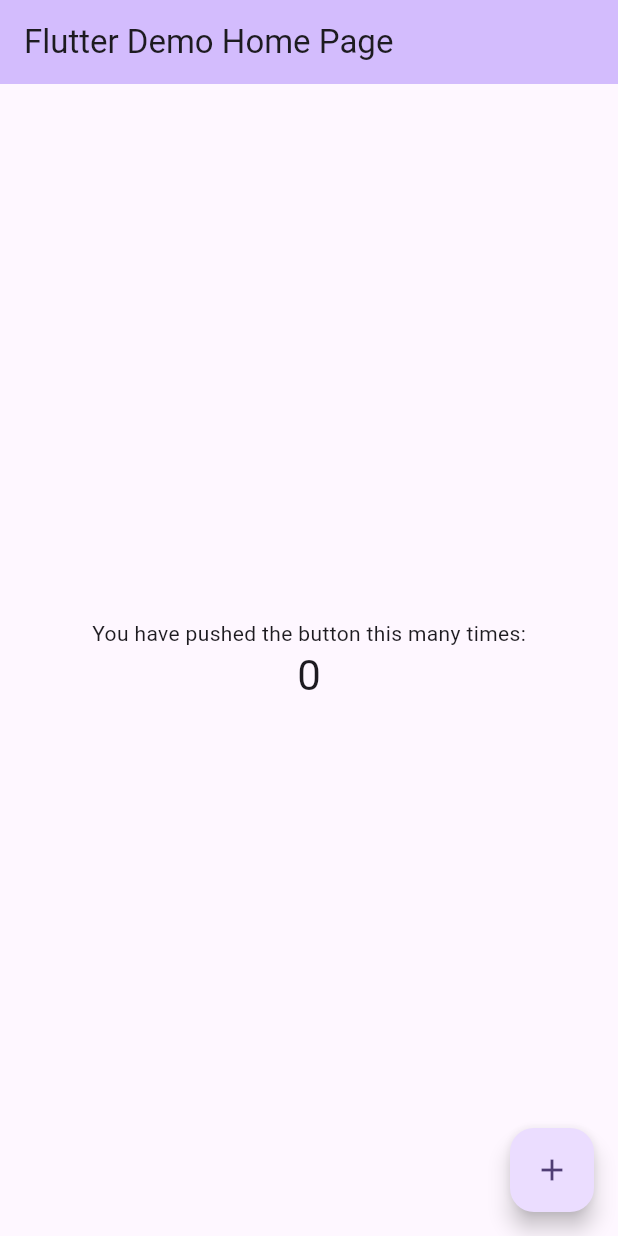
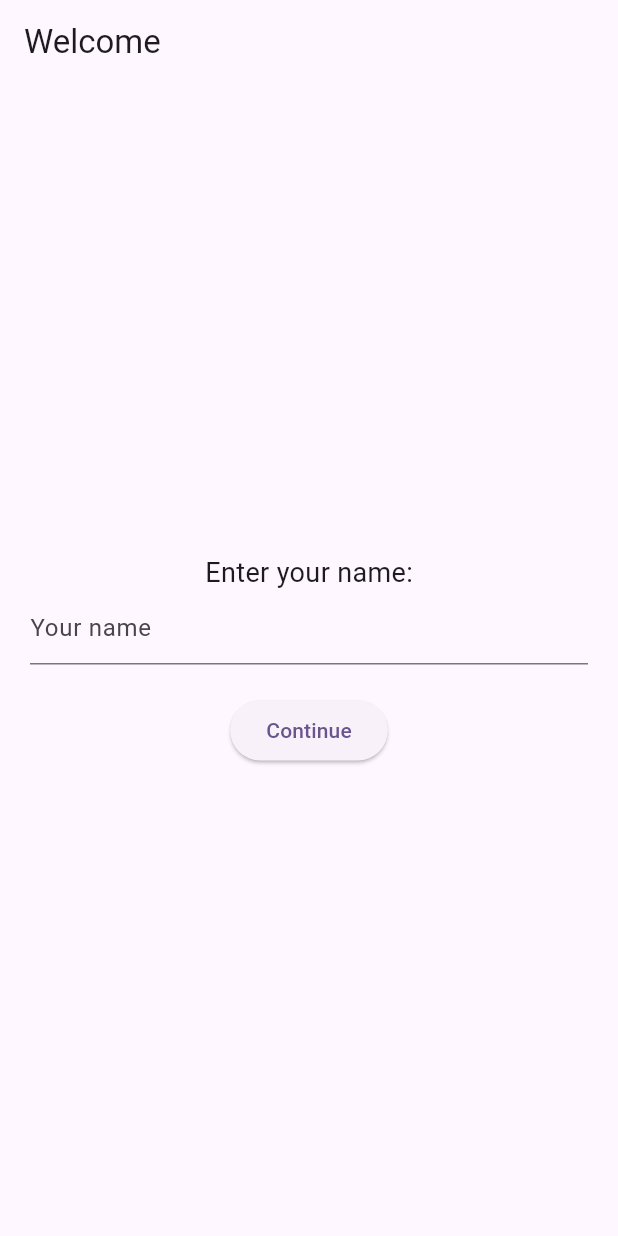
Before and after one commit to NagaSarayuPeddi/Education_App, a Flutter app: the screen it shows after launch, on a phone screen of 412 x 824 dp. Run offline on Flutter 3.47's test engine with Material 3 defaults, Android fonts, the phone set to English and light mode, and no system bars.

Commit message:
Update main.dart

```diff
--- a/lib/main.dart
+++ b/lib/main.dart
@@ -1,122 +1,126 @@
+//import 'dart:nativewrappers/_internal/vm/lib/internal_patch.dart';
+
 import 'package:flutter/material.dart';
 
 void main() {
-  runApp(const MyApp());
+  runApp(MyApp());
 }
 
 class MyApp extends StatelessWidget {
-  const MyApp({super.key});
+  // This variable will store the user's name
+  static String userName = '';
 
-  // This widget is the root of your application.
   @override
   Widget build(BuildContext context) {
     return MaterialApp(
-      title: 'Flutter Demo',
+      title: 'EduApp',
       theme: ThemeData(
-        // This is the theme of your application.
-        //
-        // TRY THIS: Try running your application with "flutter run". You'll see
-        // the application has a purple toolbar. Then, without quitting the app,
-        // try changing the seedColor in the colorScheme below to Colors.green
-        // and then invoke "hot reload" (save your changes or press the "hot
-        // reload" button in a Flutter-supported IDE, or press "r" if you used
-        // the command line to start the app).
-        //
-        // Notice that the counter didn't reset back to zero; the application
-        // state is not lost during the reload. To reset the state, use hot
-        // restart instead.
-        //
-        // This works for code too, not just values: Most code changes can be
-        // tested with just a hot reload.
-        colorScheme: ColorScheme.fromSeed(seedColor: Colors.deepPurple),
-      ),
-      home: const MyHomePage(title: 'Flutter Demo Home Page'),
+          colorScheme: ColorScheme.fromSeed(seedColor: Colors.deepPurple),
+        ),
+      home: LoginPage(),
     );
   }
 }
 
-class MyHomePage extends StatefulWidget {
-  const MyHomePage({super.key, required this.title});
-
-  // This widget is the home page of your application. It is stateful, meaning
-  // that it has a State object (defined below) that contains fields that affect
-  // how it looks.
-
-  // This class is the configuration for the state. It holds the values (in this
-  // case the title) provided by the parent (in this case the App widget) and
-  // used by the build method of the State. Fields in a Widget subclass are
-  // always marked "final".
-
-  final String title;
-
+class LoginPage extends StatefulWidget {
   @override
-  State<MyHomePage> createState() => _MyHomePageState();
+  _LoginPageState createState() => _LoginPageState();
 }
 
-class _MyHomePageState extends State<MyHomePage> {
-  int _counter = 0;
+class _LoginPageState extends State<LoginPage> {
+  final TextEditingController _nameController = TextEditingController();
 
-  void _incrementCounter() {
-    setState(() {
-      // This call to setState tells the Flutter framework that something has
-      // changed in this State, which causes it to rerun the build method below
-      // so that the display can reflect the updated values. If we changed
-      // _counter without calling setState(), then the build method would not be
-      // called again, and so nothing would appear to happen.
-      _counter++;
-    });
+  void _login() {
+    if (_nameController.text.isNotEmpty) {
+      MyApp.userName = _nameController.text;
+      Navigator.push(
+        context,
+        MaterialPageRoute(builder: (context) => HomePage()),
+      );
+    }
   }
 
   @override
   Widget build(BuildContext context) {
-    // This method is rerun every time setState is called, for instance as done
-    // by the _incrementCounter method above.
-    //
-    // The Flutter framework has been optimized to make rerunning build methods
-    // fast, so that you can just rebuild anything that needs updating rather
-    // than having to individually change instances of widgets.
     return Scaffold(
-      appBar: AppBar(
-        // TRY THIS: Try changing the color here to a specific color (to
-        // Colors.amber, perhaps?) and trigger a hot reload to see the AppBar
-        // change color while the other colors stay the same.
-        backgroundColor: Theme.of(context).colorScheme.inversePrimary,
-        // Here we take the value from the MyHomePage object that was created by
-        // the App.build method, and use it to set our appbar title.
-        title: Text(widget.title),
-      ),
-      body: Center(
-        // Center is a layout widget. It takes a single child and positions it
-        // in the middle of the parent.
+      appBar: AppBar(title: Text('Welcome')),
+      body: Padding(
+        padding: const EdgeInsets.all(20.0),
         child: Column(
-          // Column is also a layout widget. It takes a list of children and
-          // arranges them vertically. By default, it sizes itself to fit its
-          // children horizontally, and tries to be as tall as its parent.
-          //
-          // Column has various properties to control how it sizes itself and
-          // how it positions its children. Here we use mainAxisAlignment to
-          // center the children vertically; the main axis here is the vertical
-          // axis because Columns are vertical (the cross axis would be
-          // horizontal).
-          //
-          // TRY THIS: Invoke "debug painting" (choose the "Toggle Debug Paint"
-          // action in the IDE, or press "p" in the console), to see the
-          // wireframe for each widget.
           mainAxisAlignment: MainAxisAlignment.center,
-          children: <Widget>[
-            const Text('You have pushed the button this many times:'),
-            Text(
-              '$_counter',
-              style: Theme.of(context).textTheme.headlineMedium,
+          children: [
+            Text('Enter your name:', style: TextStyle(fontSize: 18)),
+            TextField(
+              controller: _nameController,
+              decoration: InputDecoration(hintText: 'Your name'),
+            ),
+            SizedBox(height: 20),
+            ElevatedButton(
+              onPressed: _login,
+              child: Text('Continue'),
             ),
           ],
         ),
       ),
-      floatingActionButton: FloatingActionButton(
-        onPressed: _incrementCounter,
-        tooltip: 'Increment',
-        child: const Icon(Icons.add),
-      ), // This trailing comma makes auto-formatting nicer for build methods.
     );
   }
 }
+
+class HomePage extends StatelessWidget {
+  final List<String> sections = ['Courses', 'Assignments'];
+  final List<IconData> icons = [Icons.book, Icons.assignment];
+
+  @override
+  Widget build(BuildContext context) {
+    final theme = Theme.of(context);
+    return Scaffold(
+      appBar: AppBar(title: Text('Hello, ${MyApp.userName}!')),
+      body: ListView.builder(
+        itemCount: sections.length,
+        itemBuilder: (context, index) {
+          return Padding(
+            padding: const EdgeInsets.symmetric(horizontal: 16.0, vertical: 12.0),
+            child: Column(
+              children: [
+                Row(children: [
+                  Icon(icons[index]),
+                  SizedBox(width:8),
+                  Text(sections[index], style: theme.textTheme.titleLarge?.copyWith(fontWeight: FontWeight.bold,)
+                  ),
+                ],),
+                Course(),
+              ],
+            ),
+          );
+        },
+      ),
+    );
+  }
+}
+
+class Course extends StatelessWidget {
+  const Course({super.key});
+
+  @override
+  Widget build(BuildContext context) {
+    final theme = Theme.of(context);
+
+    return Card(
+      color: theme.colorScheme.primary,
+      elevation: 10,
+      child: Padding(
+        padding: const EdgeInsets.all(20),
+        //child: Text(pair.asLowerCase, style: style, semanticsLabel: pair.asPascalCase,),
+        child: Column(
+          children: [
+            Text('Course Name', style: theme.textTheme.bodyMedium),
+            ElevatedButton(
+              onPressed: () {print('Start button pressed — function not implemented yet');},
+              child: Text('Start'),
+            )
+          ],
+        )
+      ),
+    );
+  }
+}
```
